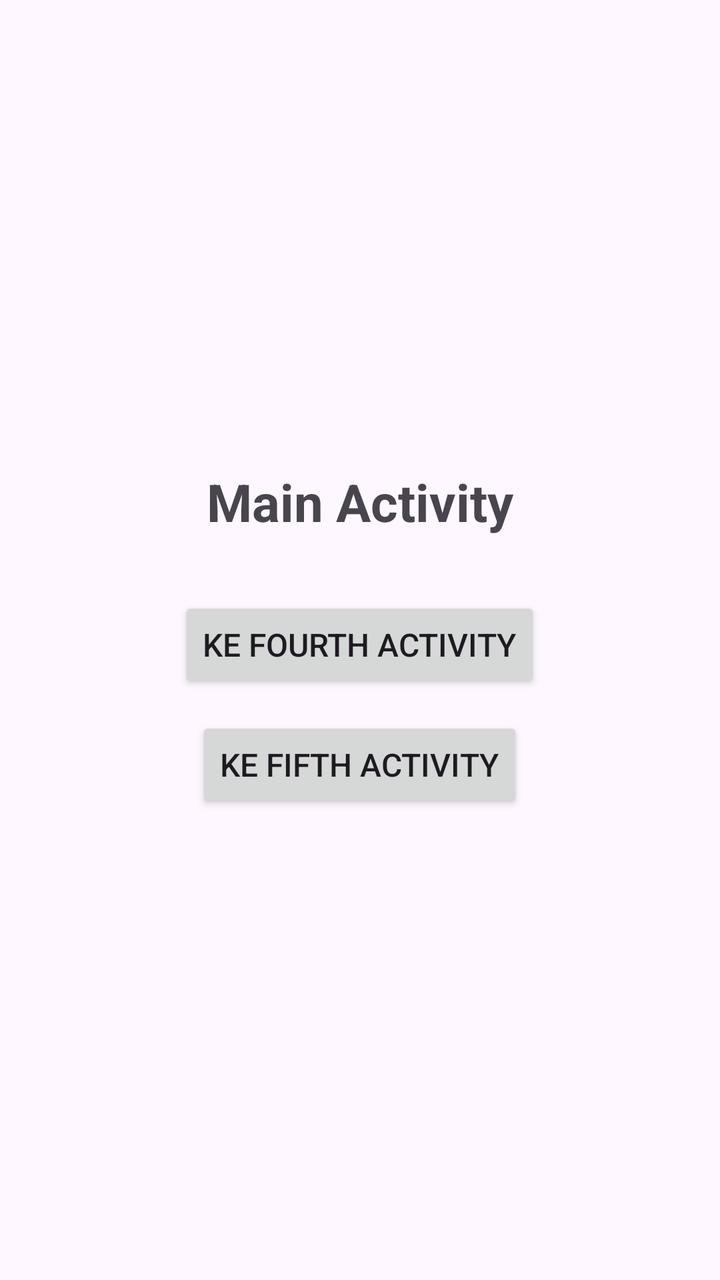
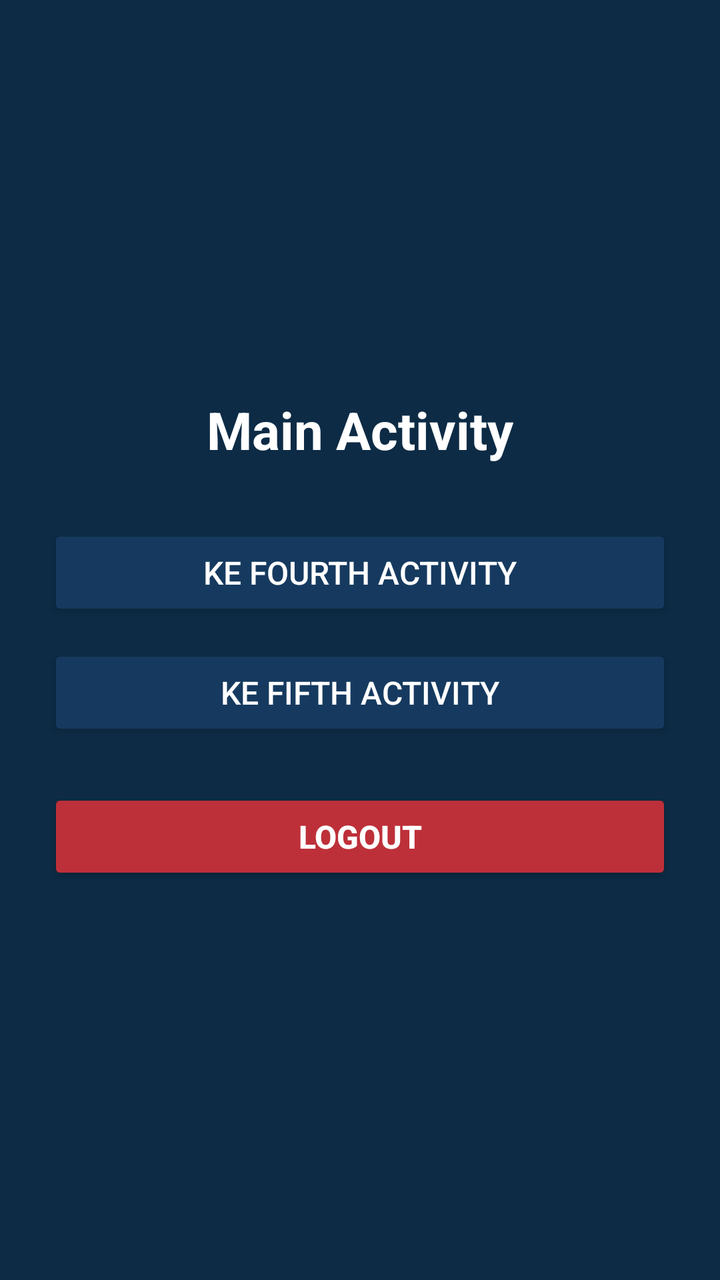

Compare the two renders of this Android layout. The source of the first and the diff that turns it into the second are given below.
<!-- AndroidManifest.xml: application theme Theme.SaturnusDimasBudi -->
<!-- res/layout/activity_main.xml -->
<?xml version="1.0" encoding="utf-8"?>
<LinearLayout
    xmlns:android="http://schemas.android.com/apk/res/android"
    android:layout_width="match_parent"
    android:layout_height="match_parent"
    android:orientation="vertical"
    android:gravity="center"
    android:padding="24dp">

    <TextView
        android:layout_width="wrap_content"
        android:layout_height="wrap_content"
        android:text="Main Activity"
        android:textSize="26sp"
        android:textStyle="bold"
        android:layout_marginBottom="30dp" />

    <Button
        android:id="@+id/btnToFourth"
        android:layout_width="wrap_content"
        android:layout_height="wrap_content"
        android:text="Ke Fourth Activity"
        android:textSize="16sp"
        android:layout_marginBottom="12dp" />

    <Button
        android:id="@+id/btnToFifth"
        android:layout_width="wrap_content"
        android:layout_height="wrap_content"
        android:text="Ke Fifth Activity"
        android:textSize="16sp" />

</LinearLayout>
<!-- resources referenced by this layout -->
<resources>
  <style name="Theme.SaturnusDimasBudi" parent="Theme.Saturnus_DimasBudi" />
  <style name="Theme.Saturnus_DimasBudi" parent="Base.Theme.Saturnus_DimasBudi" />
  <style name="Base.Theme.Saturnus_DimasBudi" parent="Theme.Material3.DayNight.NoActionBar">
          
          
      </style>
</resources>

<!-- the commit's change to res/layout/activity_main.xml (unified diff, before → after) -->
@@ -3,6 +3,7 @@
     xmlns:android="http://schemas.android.com/apk/res/android"
     android:layout_width="match_parent"
     android:layout_height="match_parent"
+    android:background="#0D2B45"
     android:orientation="vertical"
     android:gravity="center"
     android:padding="24dp">
@@ -13,21 +14,40 @@
         android:text="Main Activity"
         android:textSize="26sp"
         android:textStyle="bold"
+        android:textColor="#FFFFFF"
         android:layout_marginBottom="30dp" />
 
+    
     <Button
         android:id="@+id/btnToFourth"
-        android:layout_width="wrap_content"
+        android:layout_width="match_parent"
         android:layout_height="wrap_content"
         android:text="Ke Fourth Activity"
         android:textSize="16sp"
+        android:backgroundTint="#163A5F"
+        android:textColor="#FFFFFF"
         android:layout_marginBottom="12dp" />
 
+    
     <Button
         android:id="@+id/btnToFifth"
-        android:layout_width="wrap_content"
+        android:layout_width="match_parent"
         android:layout_height="wrap_content"
         android:text="Ke Fifth Activity"
-        android:textSize="16sp" />
+        android:textSize="16sp"
+        android:backgroundTint="#163A5F"
+        android:textColor="#FFFFFF"
+        android:layout_marginBottom="24dp" />
+
+    
+    <Button
+        android:id="@+id/btnLogout"
+        android:layout_width="match_parent"
+        android:layout_height="wrap_content"
+        android:text="Logout"
+        android:textSize="16sp"
+        android:textStyle="bold"
+        android:backgroundTint="#BD3039"
+        android:textColor="#FFFFFF" />
 
 </LinearLayout>
